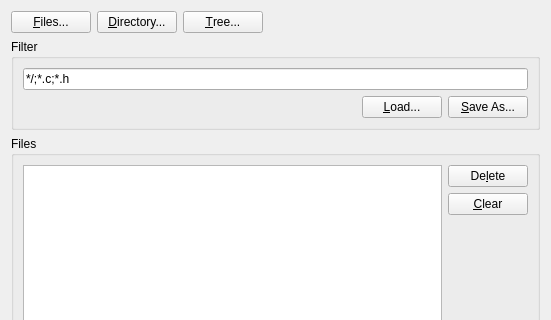
First picture: the form in kscope/app/addfilesdialog.ui, repository cpackham/kscope, before the edit; both pictures show x 0 to 551 and y 0 to 320 of the 551 by 507 pixel window.
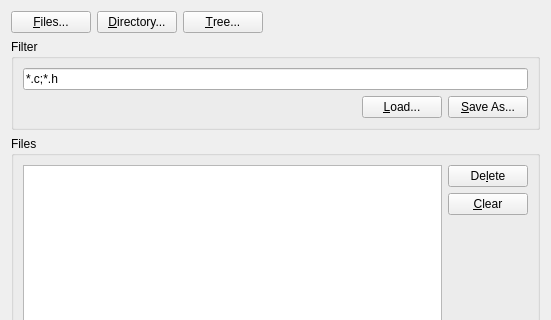
Second picture: the form after the edit.

What changed in the file:
```diff
--- a/kscope/app/addfilesdialog.ui
+++ b/kscope/app/addfilesdialog.ui
@@ -72,7 +72,7 @@
       <item>
        <widget class="QLineEdit" name="filterEdit_" >
         <property name="text" >
-         <string>*/;*.c;*.h</string>
+         <string>*.c;*.h</string>
         </property>
        </widget>
       </item>
```
